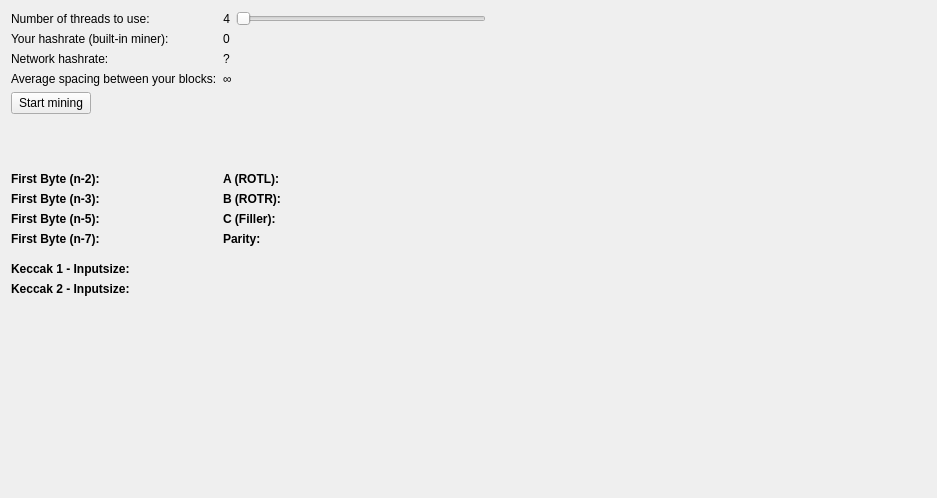
Above: src/qt/forms/miningpage.ui from zettel-kasten/burgerbot before the change. Below: the same form after it.
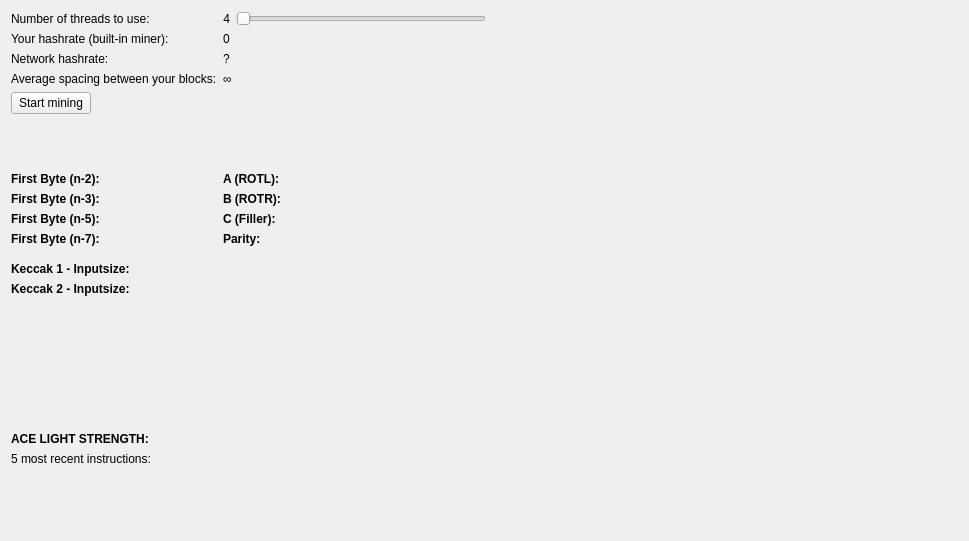
That is the form after the change.

Commit message:
Burgerhash V6 Update (ACE-LIGHT)
Burgerhash V6 Update (ACE-LIGHT).
We are adding ACE-LIGHT (first version of the Algo Composer Engine) to Burgerhash V5.

Patch:
```diff
--- a/src/qt/forms/miningpage.ui
+++ b/src/qt/forms/miningpage.ui
@@ -6,8 +6,8 @@
    <rect>
     <x>0</x>
     <y>0</y>
-    <width>937</width>
-    <height>498</height>
+    <width>969</width>
+    <height>541</height>
    </rect>
   </property>
   <property name="windowTitle">
@@ -649,6 +649,88 @@
      </property>
     </widget>
    </item>
+   <item>
+    <spacer name="verticalSpacer_5">
+     <property name="orientation">
+      <enum>Qt::Vertical</enum>
+     </property>
+     <property name="sizeType">
+      <enum>QSizePolicy::Fixed</enum>
+     </property>
+     <property name="sizeHint" stdset="0">
+      <size>
+       <width>20</width>
+       <height>10</height>
+      </size>
+     </property>
+    </spacer>
+   </item>
+   <item>
+    <layout class="QHBoxLayout" name="horizontalLayout_6">
+     <item>
+      <widget class="QLabel" name="label_ace_light">
+       <property name="sizePolicy">
+        <sizepolicy hsizetype="Fixed" vsizetype="Preferred">
+         <horstretch>0</horstretch>
+         <verstretch>0</verstretch>
+        </sizepolicy>
+       </property>
+       <property name="minimumSize">
+        <size>
+         <width>150</width>
+         <height>0</height>
+        </size>
+       </property>
+       <property name="font">
+        <font>
+         <weight>75</weight>
+         <bold>true</bold>
+        </font>
+       </property>
+       <property name="text">
+        <string>ACE LIGHT STRENGTH: </string>
+       </property>
+      </widget>
+     </item>
+     <item>
+      <widget class="QLabel" name="label_ace_light_strength">
+       <property name="text">
+        <string/>
+       </property>
+      </widget>
+     </item>
+    </layout>
+   </item>
+   <item>
+    <layout class="QHBoxLayout" name="horizontalLayout_7">
+     <item>
+      <widget class="QLabel" name="label_recent_instructions">
+       <property name="sizePolicy">
+        <sizepolicy hsizetype="Fixed" vsizetype="Preferred">
+         <horstretch>0</horstretch>
+         <verstretch>0</verstretch>
+        </sizepolicy>
+       </property>
+       <property name="minimumSize">
+        <size>
+         <width>150</width>
+         <height>0</height>
+        </size>
+       </property>
+       <property name="text">
+        <string>5 most recent instructions:</string>
+       </property>
+      </widget>
+     </item>
+     <item>
+      <widget class="QLabel" name="label_recent_instructions_list">
+       <property name="text">
+        <string/>
+       </property>
+      </widget>
+     </item>
+    </layout>
+   </item>
    <item>
     <spacer name="verticalSpacer">
      <property name="orientation">
```
The commit also changes 12 other files.
